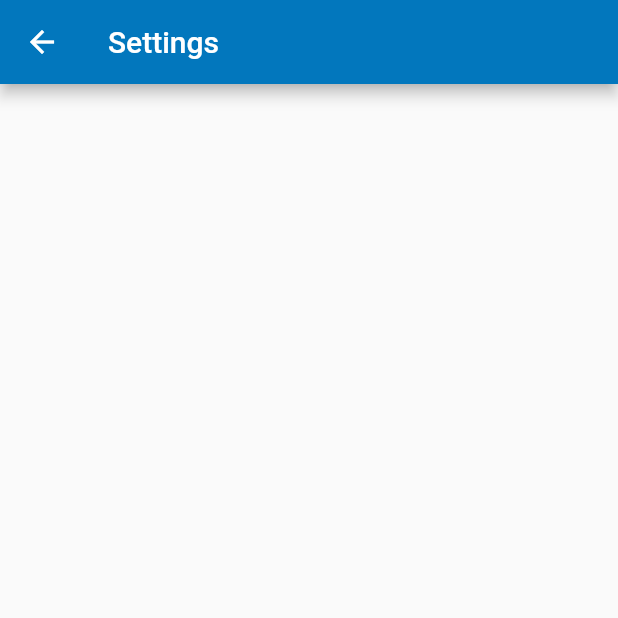
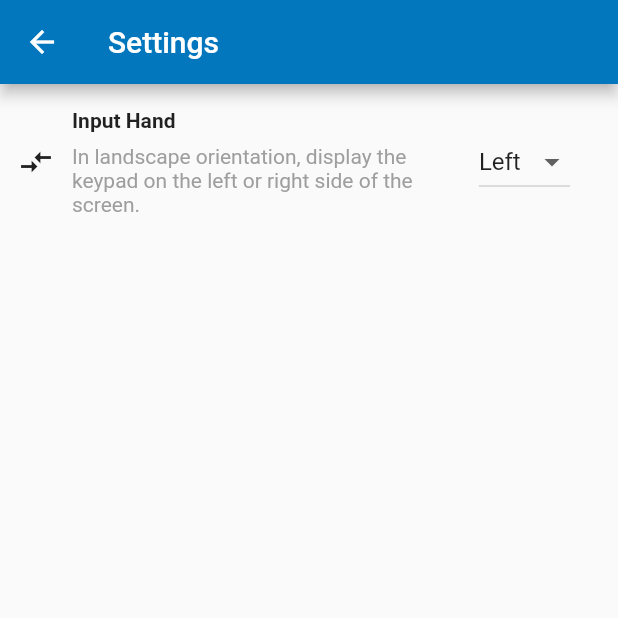
Before and after one commit to Lytra/calculator, a Flutter app: the SettingsScreen screen opened directly, on a phone screen of 412 x 824 dp, the top half of it. Run offline on Flutter 3.47's test engine with Material 2 defaults, Android fonts, the phone set to English and light mode, and no system bars; our stand-ins replace shared_preferences; accounts and stored records are empty.

Commit message:
Settings screen and settings backend implemented

```diff
--- a/lib/main.dart
+++ b/lib/main.dart
@@ -1,8 +1,8 @@
 import 'package:flutter/material.dart';
 
-import 'display.dart';
-import 'keypad/keypad.dart';
-import 'settings/settings_screen.dart';
+import 'package:calculator/display.dart';
+import 'package:calculator/keypad/keypad.dart';
+import 'package:calculator/settings/settings_screen.dart';
 
 void main() => runApp(new CalculatorApp());
 
--- /dev/null
+++ b/lib/settings/setting.dart
@@ -0,0 +1,142 @@
+import 'package:flutter/material.dart';
+
+import 'dart:async';
+
+import 'package:calculator/settings/settings_adapter.dart';
+
+abstract class SettingWidget<T> extends StatefulWidget {
+  final String adapterKey;
+  final ISettingsAdapters adapter;
+  final T defaultValue;
+
+  /// Constructs a [SettingWidget] with:
+  /// [adapterKey]: The [String] in which the setting is stored in the [adapter]'s key/value store.
+  /// [adapter]: The data structure that represents setting storage; can be linked to device's persisted state.
+  /// [defaultValue]: The value that is displayed when [adapter] cannot provide a value, or hasn't provided a
+  /// value yet for long running operations.
+  const SettingWidget({this.adapterKey, this.adapter, this.defaultValue});
+}
+
+abstract class SettingWidgetState<T> extends State<SettingWidget<T>> {
+  final String _key;
+  final ISettingsAdapters _adapter;
+  final T _defaultValue;
+
+  T value;
+
+  SettingWidgetState(this._key, this._adapter, this._defaultValue);
+
+  @override
+  void initState() {
+    super.initState();
+
+    _getValueForKey(_key).then((onValue) {
+      setState(() {
+        value = onValue;
+      });
+    });
+  }
+
+  @override
+  Widget build(BuildContext context) {
+    if (value == null) {
+      return CircularProgressIndicator();
+    } else {
+      return Center(
+        child: buildSetting(context, value)
+      );
+    }
+  }
+
+  /// Signals a change in setting state with [newValue].
+  /// Will tell the [adapter] to record this change.
+  void onChanged(T newValue) {
+    switch (T) {
+      case int: _adapter.setInt(_key, newValue as int); break;
+      case double: return _adapter.setDouble(_key, newValue as double); break;
+      case bool: return _adapter.setBool(_key, newValue as bool); break;
+      case String: return _adapter.setString(_key, newValue as String); break;
+    }
+
+    setState(() {
+      value = newValue;
+    });
+  }
+
+  /// This method must be implemented in all subclasses of [SettingWidgetState].
+  /// In the implementation, return a widget representing the control of the setting.
+  /// It must be relatively small, and easy to use within a 100x100 logical pixel area.
+  Widget buildSetting(BuildContext context, T value);
+
+  Future<T> _getValueForKey(String key) async {
+    switch (T) {
+      case int: return (await _adapter.getInt(key) as T) ?? _defaultValue;
+      case double: return (await _adapter.getDouble(key) as T) ?? _defaultValue;
+      case bool: return (await _adapter.getBool(key) as T) ?? _defaultValue;
+      case String: return (await _adapter.getString(key) as T) ?? _defaultValue;
+      default: return null;
+    }
+  }
+}
+
+/// A [StatelessWidget] that represents a setting in a list of settings, or on its own
+class SettingScaffold extends StatelessWidget {
+  final String title;
+  final String description;
+  final Widget icon;
+  final SettingWidget setting;
+
+  /// Constructs a scaffold for a setting [Widget] with the following:
+  /// [title]: The bold text to display; normally holds main idea of setting
+  /// [description]: Detailed text to describe what the setting changes, optional
+  /// [icon]: [Widget] that holds a graphic representation of the setting
+  /// [setting]: [SettingWidget] that comprises the setting control
+  const SettingScaffold({key,
+    this.title,
+    this.description,
+    this.icon,
+    this.setting}) : super(key: key);
+
+  @override
+  Widget build(BuildContext context) {
+    return Container(
+      padding: EdgeInsets.only(bottom: 16.0, right: 16.0, top: 16.0),
+      child: Row(
+        mainAxisAlignment: MainAxisAlignment.start,
+        children: [
+          Container(
+            width: 48.0,
+            height: 48.0,
+            child: icon ?? Container()
+          ),
+          Expanded(
+            child: Column(
+              crossAxisAlignment: CrossAxisAlignment.start,
+              children: [
+                Container(
+                  padding: const EdgeInsets.only(bottom: 8.0),
+                  child: Text(
+                    title,
+                    style: TextStyle(
+                      fontWeight: FontWeight.bold,
+                    )
+                  )
+                ),
+                Text(
+                  description,
+                  style: TextStyle(
+                    color: Colors.grey[500]
+                  )
+                )
+              ]
+            )
+          ),
+          Container(
+            padding: const EdgeInsets.only(left: 16.0),
+            child: setting
+          )
+        ]
+      )
+    );
+  }
+}
--- a/lib/settings/settings_screen.dart
+++ b/lib/settings/settings_screen.dart
@@ -1,14 +1,37 @@
 import 'package:flutter/material.dart';
 
+import 'package:calculator/settings/setting.dart';
+import 'package:calculator/settings/settings_types.dart';
+import 'package:calculator/settings/shared_preferences_settings_adapter.dart';
+
 class SettingsScreen extends StatelessWidget {
+  static final _adapter = SharedPreferencesSettingsAdapter();
+
+  final List<SettingScaffold> _settings = [
+    SettingScaffold(
+      title: "Input Hand",
+      description: "In landscape orientation, display the keypad on the left or right side of the screen.",
+      icon: Icon(Icons.compare_arrows),
+      setting: ListSetting(
+        adapterKey: "input_hand",
+        adapter: _adapter,
+        items: ["Left", "Right"],
+        defaultValue: 0
+      )
+    )
+  ];
+
   @override
   Widget build(BuildContext context) {
     return Scaffold(
       appBar: AppBar(
         title: Text("Settings")
       ),
-      body: Center(
-
+      body: ListView.builder(
+        itemBuilder: (context, index) {
+          return _settings[index];
+        },
+        itemCount: _settings.length,
       )
     );
   }
--- /dev/null
+++ b/lib/settings/settings_types.dart
@@ -0,0 +1,64 @@
+import 'package:flutter/material.dart';
+
+import 'package:calculator/settings/setting.dart';
+import 'package:calculator/settings/settings_adapter.dart';
+
+class BoolSetting extends SettingWidget<bool> {
+  BoolSetting({String adapterKey, ISettingsAdapters adapter, bool defaultValue}) :
+            super(adapterKey: adapterKey, adapter: adapter, defaultValue: defaultValue);
+
+  @override
+  State createState() {
+    return _BoolSettingState(adapterKey, adapter, defaultValue);
+  }
+}
+
+class _BoolSettingState extends SettingWidgetState<bool> {
+  _BoolSettingState(String key, ISettingsAdapters adapter, bool defaultValue) : super(key, adapter, defaultValue);
+
+  @override
+  Widget buildSetting(BuildContext context, bool value) {
+    return Switch(
+      value: value,
+      onChanged: onChanged
+    );
+  }
+}
+
+class ListSetting extends SettingWidget<int> {
+  final List<String> items;
+
+  ListSetting({String adapterKey, ISettingsAdapters adapter, this.items, int defaultValue}) :
+          super(adapterKey: adapterKey, adapter: adapter, defaultValue: defaultValue);
+
+  @override
+  State<StatefulWidget> createState() {
+    return _ListSettingState(adapterKey, adapter, items, defaultValue);
+  }
+}
+
+class _ListSettingState extends SettingWidgetState<int> {
+  final List<String> _items;
+
+  _ListSettingState(String key, ISettingsAdapters adapter, this._items, int defaultValue) : super(key, adapter, defaultValue);
+
+  @override
+  Widget buildSetting(BuildContext context, int value) {
+    int index = 0;
+    print(value);
+    return Container(
+      padding: EdgeInsets.only(right: 16.0),
+      child: DropdownButton(
+        value: value,
+        isDense: false,
+        items: _items.map((it) => DropdownMenuItem(
+          value: index++,
+          child: Text(it)
+        )).toList(),
+        onChanged: (newValue) {
+          onChanged(newValue);
+        },
+      )
+    );
+  }
+}
--- a/pubspec.yaml
+++ b/pubspec.yaml
@@ -19,6 +19,9 @@ dependencies:
   # The following adds the Cupertino Icons font to your application.
   # Use with the CupertinoIcons class for iOS style icons.
   cupertino_icons: ^0.1.2
+
+  # Our dependencies
+  shared_preferences: ^0.4.3
 
 dev_dependencies:
   flutter_test:
```
Also changed, not shown: lib/settings/settings_adapter.dart (added, +15 -0 lines), lib/settings/shared_preferences_settings_adapter.dart (added, +47 -0 lines), pubspec.lock, 5 other files.
